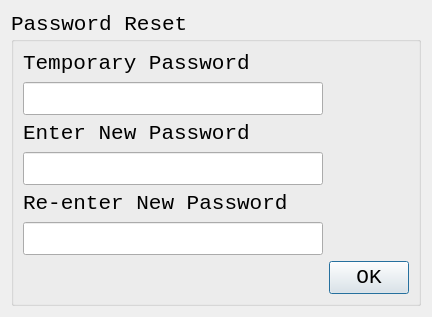
This is newpasswordpostresetdialog.ui in UniversalKraftr/HuTemp as Qt 5 draws it before an edit. The edited form follows.
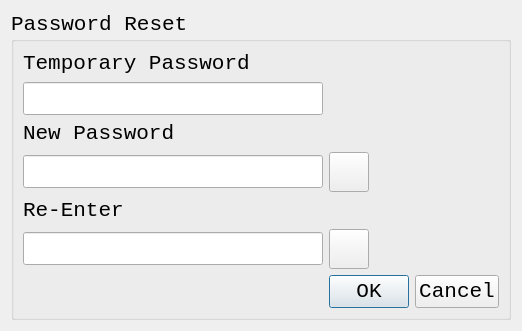
This is the edited form. Icons and pictures are not drawn.

Commit message: Login form with full password support is complete! User will be forced to update their password if it is a temp. User can send themselves a new password in the event they forget. User can reveal and conceal what password they're entering in during the alter temporary password protocol. I haven't tested on the lockout yet, but I will do that in the morning. WOOOOO!

```diff
--- a/newpasswordpostresetdialog.ui
+++ b/newpasswordpostresetdialog.ui
@@ -6,8 +6,8 @@
    <rect>
     <x>0</x>
     <y>0</y>
-    <width>428</width>
-    <height>305</height>
+    <width>514</width>
+    <height>321</height>
    </rect>
   </property>
   <property name="font">
@@ -26,13 +26,6 @@
       <string>Password Reset</string>
      </property>
      <layout class="QGridLayout" name="gridLayout">
-      <item row="0" column="0" colspan="2">
-       <widget class="QLabel" name="NewPasswordPostResetDialogTemporaryPasswordLabel">
-        <property name="text">
-         <string>Temporary Password</string>
-        </property>
-       </widget>
-      </item>
       <item row="1" column="0">
        <widget class="QLineEdit" name="NewPasswordPostResetDialogTemporaryPasswordLineEdit">
         <property name="sizePolicy">
@@ -55,78 +48,85 @@
         </property>
        </widget>
       </item>
+      <item row="7" column="1" colspan="2">
+       <widget class="QDialogButtonBox" name="NewPasswordPostResetDialogButtons">
+        <property name="standardButtons">
+         <set>QDialogButtonBox::Cancel|QDialogButtonBox::Ok</set>
+        </property>
+       </widget>
+      </item>
       <item row="2" column="0" colspan="2">
        <widget class="QLabel" name="NewPasswordPostResetDialogEnterNewPasswordLabel">
         <property name="text">
-         <string>Enter New Password</string>
+         <string>New Password</string>
         </property>
        </widget>
       </item>
-      <item row="2" column="2">
-       <spacer name="NewPasswordPostResetDialogHorizontalSpacer">
-        <property name="orientation">
-         <enum>Qt::Horizontal</enum>
-        </property>
-        <property name="sizeHint" stdset="0">
-         <size>
-          <width>71</width>
-          <height>20</height>
-         </size>
-        </property>
-       </spacer>
-      </item>
-      <item row="3" column="0">
-       <widget class="QLineEdit" name="NewPasswordPostResetDialogEnterNewPasswordLineEdit">
-        <property name="sizePolicy">
-         <sizepolicy hsizetype="Fixed" vsizetype="Fixed">
-          <horstretch>0</horstretch>
-          <verstretch>0</verstretch>
-         </sizepolicy>
-        </property>
-        <property name="minimumSize">
-         <size>
-          <width>300</width>
-          <height>0</height>
-         </size>
-        </property>
-        <property name="maximumSize">
-         <size>
-          <width>300</width>
-          <height>16777215</height>
-         </size>
-        </property>
-       </widget>
-      </item>
-      <item row="4" column="0" colspan="2">
+      <item row="5" column="0" colspan="2">
        <widget class="QLabel" name="NewPasswordPostResetDialogReenterNewPasswordLabel">
         <property name="text">
-         <string>Re-enter New Password</string>
-        </property>
-       </widget>
-      </item>
-      <item row="5" column="0">
-       <widget class="QLineEdit" name="NewPasswordPostResetDialogReenterNewPasswordLineEdit">
-        <property name="sizePolicy">
-         <sizepolicy hsizetype="Fixed" vsizetype="Fixed">
-          <horstretch>0</horstretch>
-          <verstretch>0</verstretch>
-         </sizepolicy>
-        </property>
-        <property name="minimumSize">
-         <size>
-          <width>300</width>
-          <height>0</height>
-         </size>
-        </property>
-        <property name="maximumSize">
-         <size>
-          <width>300</width>
-          <height>16777215</height>
-         </size>
+         <string>Re-Enter</string>
         </property>
        </widget>
       </item>
       <item row="6" column="0">
+       <widget class="QLineEdit" name="NewPasswordPostResetDialogReenterNewPasswordLineEdit">
+        <property name="sizePolicy">
+         <sizepolicy hsizetype="Fixed" vsizetype="Fixed">
+          <horstretch>0</horstretch>
+          <verstretch>0</verstretch>
+         </sizepolicy>
+        </property>
+        <property name="minimumSize">
+         <size>
+          <width>300</width>
+          <height>0</height>
+         </size>
+        </property>
+        <property name="maximumSize">
+         <size>
+          <width>300</width>
+          <height>16777215</height>
+         </size>
+        </property>
+        <property name="echoMode">
+         <enum>QLineEdit::Password</enum>
+        </property>
+       </widget>
+      </item>
+      <item row="0" column="0" colspan="2">
+       <widget class="QLabel" name="NewPasswordPostResetDialogTemporaryPasswordLabel">
+        <property name="text">
+         <string>Temporary Password</string>
+        </property>
+       </widget>
+      </item>
+      <item row="3" column="0">
+       <widget class="QLineEdit" name="NewPasswordPostResetDialogEnterNewPasswordLineEdit">
+        <property name="sizePolicy">
+         <sizepolicy hsizetype="Fixed" vsizetype="Fixed">
+          <horstretch>0</horstretch>
+          <verstretch>0</verstretch>
+         </sizepolicy>
+        </property>
+        <property name="minimumSize">
+         <size>
+          <width>300</width>
+          <height>0</height>
+         </size>
+        </property>
+        <property name="maximumSize">
+         <size>
+          <width>300</width>
+          <height>16777215</height>
+         </size>
+        </property>
+        <property name="echoMode">
+         <enum>QLineEdit::Password</enum>
+        </property>
+       </widget>
+      </item>
+      <item row="7" column="0">
        <spacer name="NewPasswordPostResetDialogVerticalSpacer">
         <property name="orientation">
          <enum>Qt::Vertical</enum>
@@ -139,10 +139,61 @@
         </property>
        </spacer>
       </item>
-      <item row="6" column="1" colspan="2">
-       <widget class="QDialogButtonBox" name="BNewPasswordPostResetDialogButtons">
-        <property name="standardButtons">
-         <set>QDialogButtonBox::Ok</set>
+      <item row="3" column="1">
+       <widget class="QPushButton" name="NewPasswordPostResetDialogNewPasswordRevealButton">
+        <property name="sizePolicy">
+         <sizepolicy hsizetype="Fixed" vsizetype="Fixed">
+          <horstretch>0</horstretch>
+          <verstretch>0</verstretch>
+         </sizepolicy>
+        </property>
+        <property name="minimumSize">
+         <size>
+          <width>40</width>
+          <height>40</height>
+         </size>
+        </property>
+        <property name="maximumSize">
+         <size>
+          <width>40</width>
+          <height>40</height>
+         </size>
+        </property>
+        <property name="text">
+         <string/>
+        </property>
+        <property name="icon">
+         <iconset resource="images.qrc">
+          <normaloff>:/icons/icons8-eye-30.png</normaloff>:/icons/icons8-eye-30.png</iconset>
+        </property>
+       </widget>
+      </item>
+      <item row="6" column="1">
+       <widget class="QPushButton" name="NewPasswordPostResetDialogReEnterPasswordRevealButton">
+        <property name="sizePolicy">
+         <sizepolicy hsizetype="Fixed" vsizetype="Fixed">
+          <horstretch>0</horstretch>
+          <verstretch>0</verstretch>
+         </sizepolicy>
+        </property>
+        <property name="minimumSize">
+         <size>
+          <width>40</width>
+          <height>40</height>
+         </size>
+        </property>
+        <property name="maximumSize">
+         <size>
+          <width>40</width>
+          <height>40</height>
+         </size>
+        </property>
+        <property name="text">
+         <string/>
+        </property>
+        <property name="icon">
+         <iconset resource="images.qrc">
+          <normaloff>:/icons/icons8-eye-30.png</normaloff>:/icons/icons8-eye-30.png</iconset>
         </property>
        </widget>
       </item>
```
Left out of the diff: 4 changed lines with no effect on the pictures. The commit also changes 16 other files.
